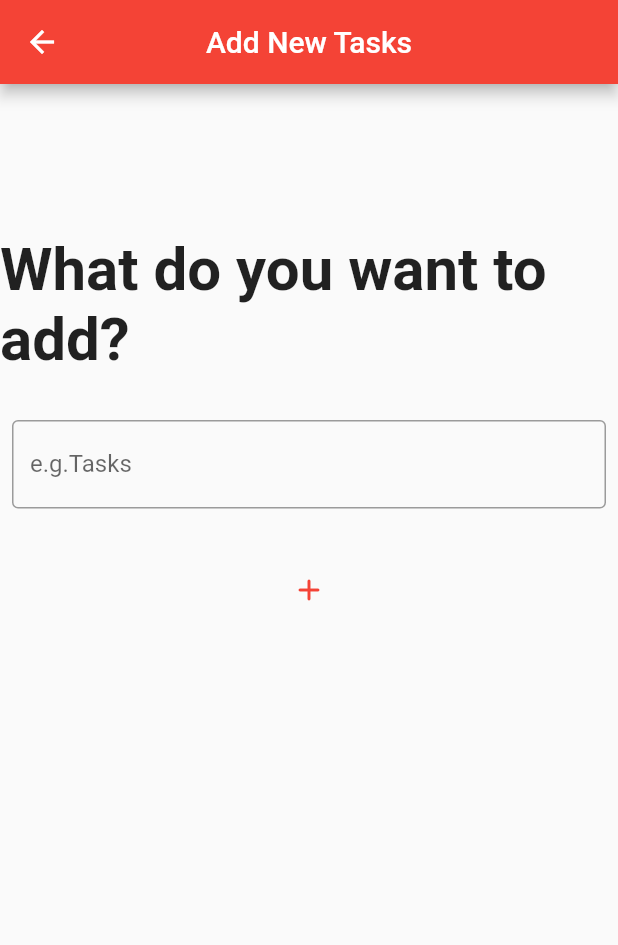
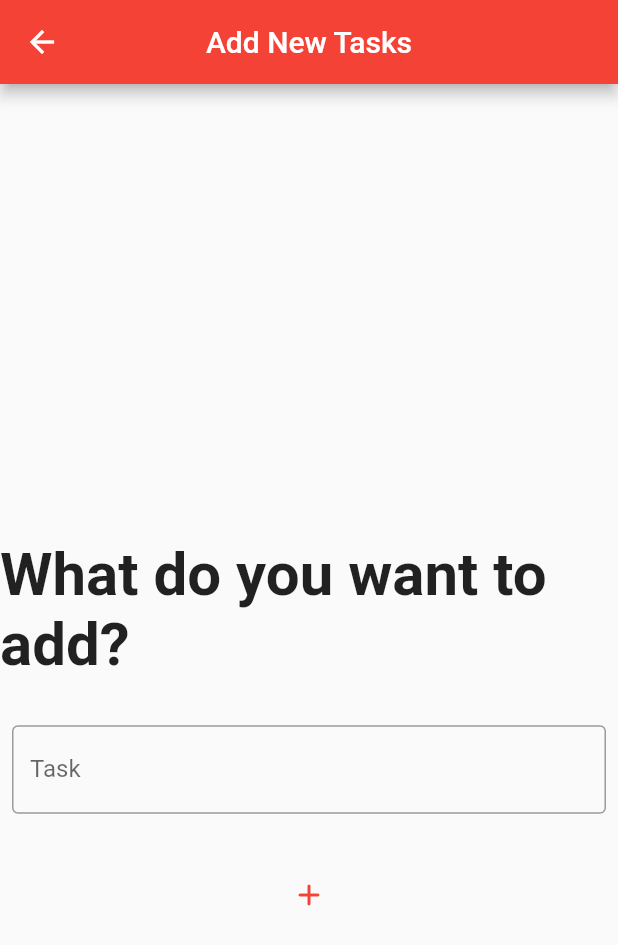
Before and after one commit to gu-tig169/guslymyf, a Flutter app: the AddView screen opened directly, after a tap on the "add" icon, on a phone screen of 412 x 824 dp. Shown: the top 945 px of the screen. Run offline on Flutter 3.47's test engine with Material 2 defaults, Android fonts, the phone set to English and light mode, and no system bars; network calls fail.

Commit message:
små ändringar

```diff
--- a/steg1/lib/AddView.dart
+++ b/steg1/lib/AddView.dart
@@ -25,7 +25,8 @@ class _AddViewState extends State<AddView> {
         backgroundColor: Colors.red[500],
       ),
       body: Center(
-        child: Column(
+        child: SingleChildScrollView(
+            child: Column(
           mainAxisAlignment: MainAxisAlignment.start,
           children: [
             Container(height: 100),
@@ -38,7 +39,7 @@ class _AddViewState extends State<AddView> {
                 controller: myController,
                 decoration: InputDecoration(
                   border: OutlineInputBorder(),
-                  labelText: 'e.g.Tasks',
+                  labelText: 'Task',
                 ),
               ),
             ),
@@ -52,19 +53,19 @@ class _AddViewState extends State<AddView> {
               },
             ),
           ],
-        ),
+        )),
       ),
     );
   }
 
   void addItem() {
     final String userInput = myController.text;
-    if (userInput.isNotEmpty) {
+    if (userInput.isEmpty) {
+      _alertSnackbar(context);
+    } else {
       TodoItem item = TodoItem(name: userInput);
       Provider.of<TodoState>(context, listen: false).addItem(item);
       Navigator.pop(context);
-    } else {
-      _alertSnackbar(context);
     }
   }
 
--- a/steg1/lib/ItemList.dart
+++ b/steg1/lib/ItemList.dart
@@ -24,7 +24,10 @@ class ItemList extends StatelessWidget {
                     ),
                     controlAffinity: ListTileControlAffinity.leading,
                     secondary: IconButton(
-                        icon: Icon(Icons.delete_forever_rounded),
+                        icon: Icon(
+                          Icons.delete_outline_outlined,
+                          color: Colors.red[500],
+                        ),
                         onPressed: () {
                           todoState.removeItem(todoState.list[index]);
                         }),
--- a/steg1/lib/main.dart
+++ b/steg1/lib/main.dart
@@ -6,6 +6,7 @@ import 'package:provider/provider.dart';
 
 void main() {
   var todoState = TodoState();
+  todoState.getList();
   runApp(
     ChangeNotifierProvider(
       create: (context) => todoState,
```
